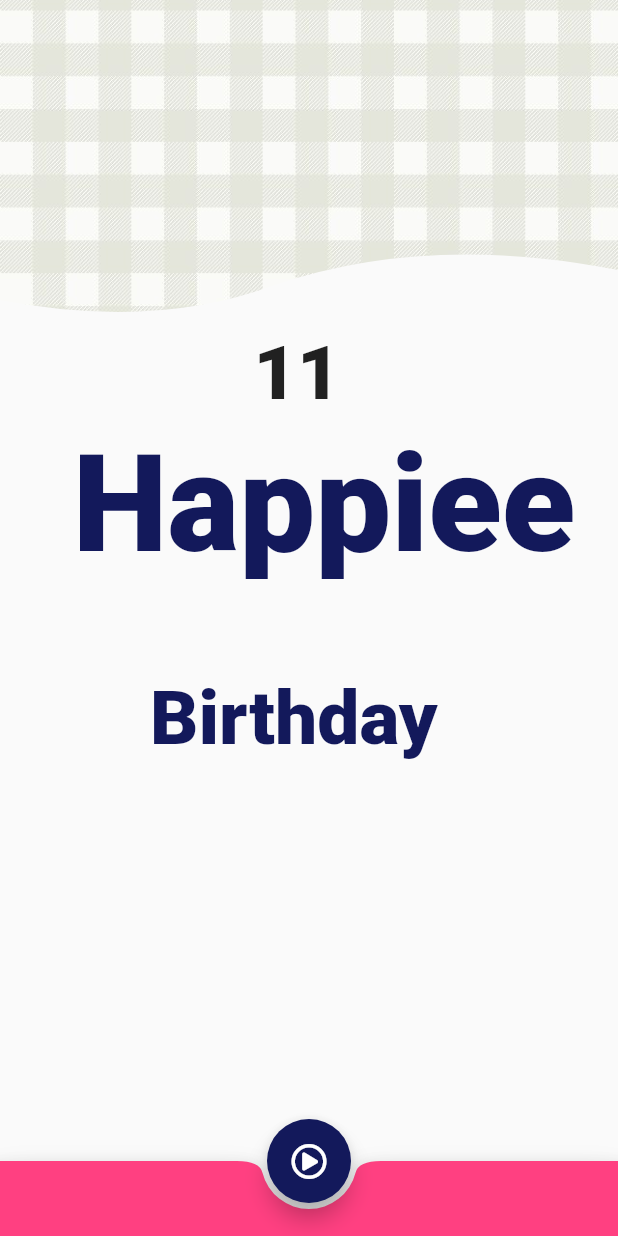
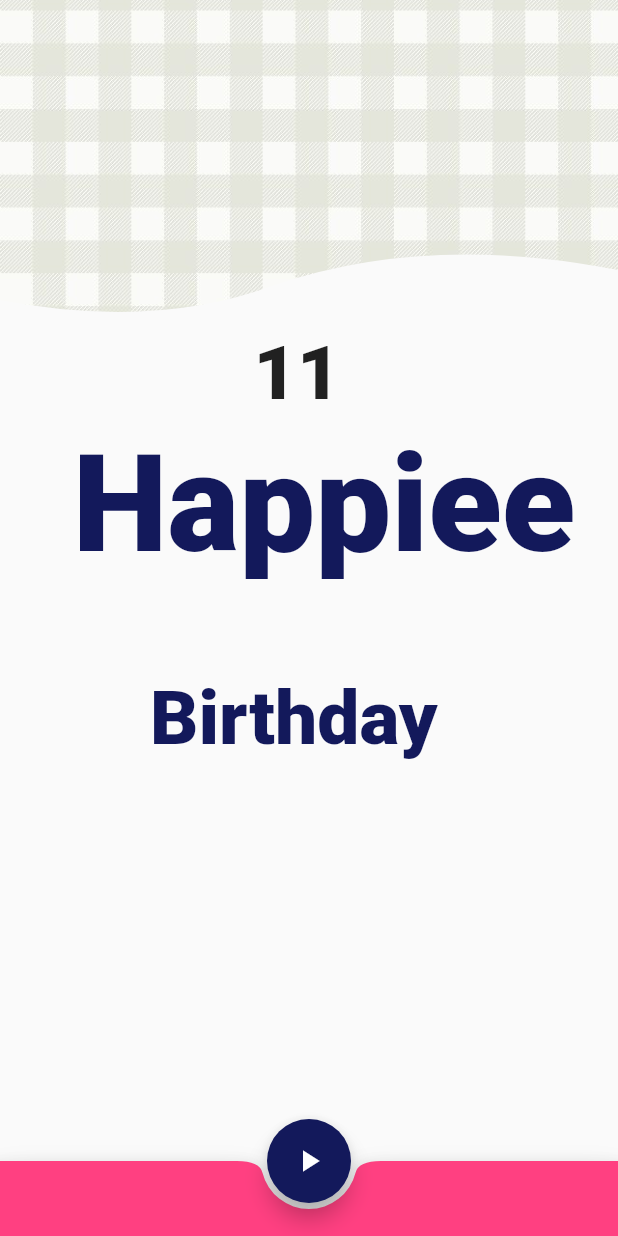
Before and after one commit to risheekmittal/HappyBirthday, a Flutter app: the screen it shows after launch, on a phone screen of 412 x 824 dp. Run offline on Flutter 3.47's test engine with Material 2 defaults, Android fonts, the light colour scheme and no system bars; our stand-ins replace confetti, flutter_custom_clippers, flutter_speed_dial.

Commit message:
Update starting_screen.dart

```diff
--- a/lib/starting_screen.dart
+++ b/lib/starting_screen.dart
@@ -2,7 +2,6 @@ import 'package:flutter/material.dart';
 import 'package:flutter_custom_clippers/flutter_custom_clippers.dart';
 import 'package:confetti/confetti.dart';
 import 'dart:math';
-import 'package:flutter_icons/flutter_icons.dart';
 import 'package:khushboo/main.dart';
 import 'dart:async';
 
@@ -64,7 +63,7 @@ class _StartingScreenState extends State<StartingScreen> {
       floatingActionButton: FloatingActionButton(onPressed: (){
         Navigator.push(context, MaterialPageRoute(builder: (context)=>const MyHomePage(title: "Khushboo"),));
       },
-        child: const Icon(FlutterIcons.play_circle_faw5,color: Colors.white,),
+        child: const Icon(Icons.play_arrow,color: Colors.white,),
         backgroundColor: const Color(0xff13195b),),
       floatingActionButtonLocation: FloatingActionButtonLocation.centerDocked,
       body: Column(
```
